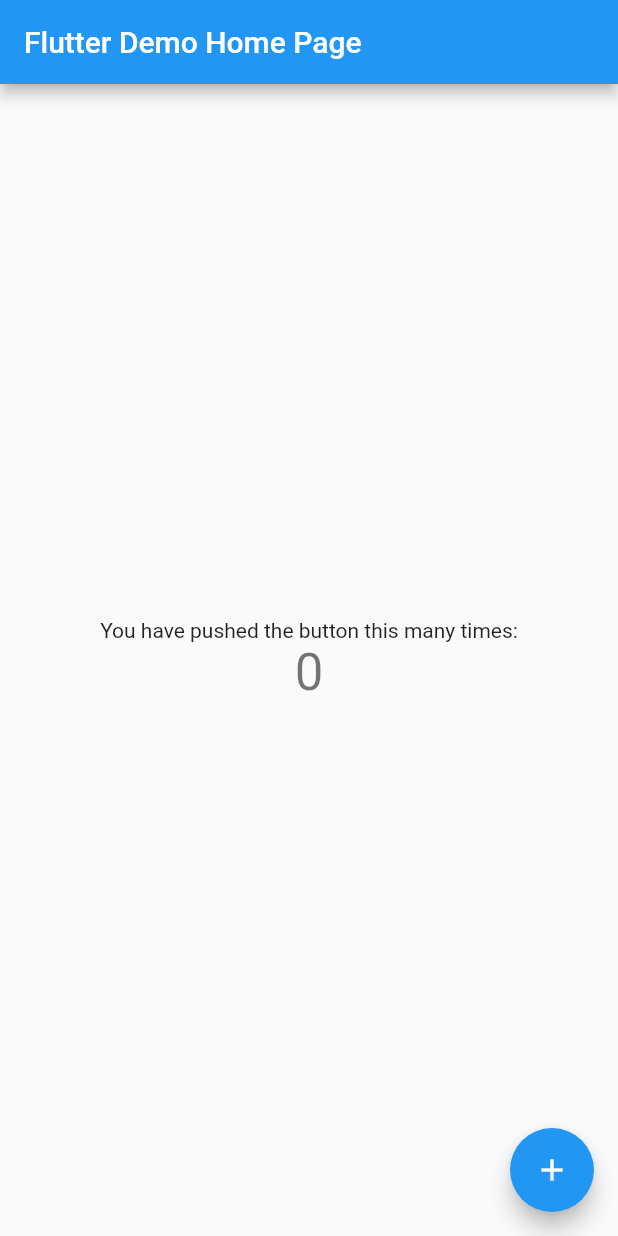
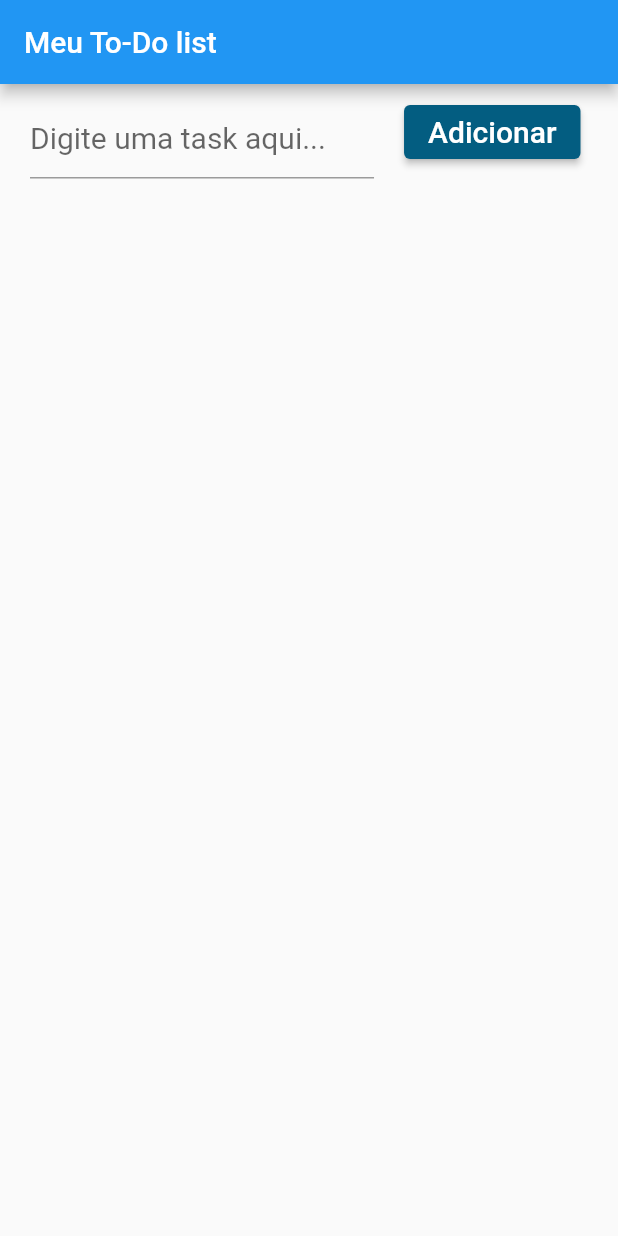
Before and after one commit to PedrodoDivino/todolist_flutter, a Flutter app: the screen it shows after launch, on a phone screen of 412 x 824 dp. Run offline on Flutter 3.47's test engine with Material 2 defaults, Android fonts, the phone set to English and light mode, and no system bars.

Commit message:
[Pedro] terminando App

```diff
--- a/lib/main.dart
+++ b/lib/main.dart
@@ -1,115 +1,109 @@
 import 'package:flutter/material.dart';
 
-void main() {
-  runApp(const MyApp());
-}
+void main() => runApp(Myapp());
 
-class MyApp extends StatelessWidget {
-  const MyApp({Key? key}) : super(key: key);
-
-  // This widget is the root of your application.
+// ignore: use_key_in_widget_constructors
+class Myapp extends StatelessWidget {
   @override
   Widget build(BuildContext context) {
     return MaterialApp(
-      title: 'Flutter Demo',
-      theme: ThemeData(
-        // This is the theme of your application.
-        //
-        // Try running your application with "flutter run". You'll see the
-        // application has a blue toolbar. Then, without quitting the app, try
-        // changing the primarySwatch below to Colors.green and then invoke
-        // "hot reload" (press "r" in the console where you ran "flutter run",
-        // or simply save your changes to "hot reload" in a Flutter IDE).
-        // Notice that the counter didn't reset back to zero; the application
-        // is not restarted.
-        primarySwatch: Colors.blue,
-      ),
-      home: const MyHomePage(title: 'Flutter Demo Home Page'),
+      debugShowCheckedModeBanner: false,
+      title: 'To-Do-List',
+      home: MyHome(),
     );
   }
 }
 
-class MyHomePage extends StatefulWidget {
-  const MyHomePage({Key? key, required this.title}) : super(key: key);
-
-  // This widget is the home page of your application. It is stateful, meaning
-  // that it has a State object (defined below) that contains fields that affect
-  // how it looks.
-
-  // This class is the configuration for the state. It holds the values (in this
-  // case the title) provided by the parent (in this case the App widget) and
-  // used by the build method of the State. Fields in a Widget subclass are
-  // always marked "final".
-
-  final String title;
-
+class MyHome extends StatefulWidget {
   @override
-  State<MyHomePage> createState() => _MyHomePageState();
+  State<StatefulWidget> createState() {
+    return MyHomeState();
+  }
 }
 
-class _MyHomePageState extends State<MyHomePage> {
-  int _counter = 0;
-
-  void _incrementCounter() {
-    setState(() {
-      // This call to setState tells the Flutter framework that something has
-      // changed in this State, which causes it to rerun the build method below
-      // so that the display can reflect the updated values. If we changed
-      // _counter without calling setState(), then the build method would not be
-      // called again, and so nothing would appear to happen.
-      _counter++;
-    });
-  }
-
+class MyHomeState extends State<MyHome> {
+  final TextEditingController taskController = TextEditingController();
+  final GlobalKey<FormState> _formKey = GlobalKey<FormState>();
+  List<String> _tasks = [];
   @override
   Widget build(BuildContext context) {
-    // This method is rerun every time setState is called, for instance as done
-    // by the _incrementCounter method above.
-    //
-    // The Flutter framework has been optimized to make rerunning build methods
-    // fast, so that you can just rebuild anything that needs updating rather
-    // than having to individually change instances of widgets.
     return Scaffold(
       appBar: AppBar(
-        // Here we take the value from the MyHomePage object that was created by
-        // the App.build method, and use it to set our appbar title.
-        title: Text(widget.title),
+        title: const Text('Meu To-Do list'),
       ),
-      body: Center(
-        // Center is a layout widget. It takes a single child and positions it
-        // in the middle of the parent.
+      body: Container(
+        margin: EdgeInsets.only(bottom: 20),
+        padding: EdgeInsets.symmetric(horizontal: 20, vertical: 1),
         child: Column(
-          // Column is also a layout widget. It takes a list of children and
-          // arranges them vertically. By default, it sizes itself to fit its
-          // children horizontally, and tries to be as tall as its parent.
-          //
-          // Invoke "debug painting" (press "p" in the console, choose the
-          // "Toggle Debug Paint" action from the Flutter Inspector in Android
-          // Studio, or the "Toggle Debug Paint" command in Visual Studio Code)
-          // to see the wireframe for each widget.
-          //
-          // Column has various properties to control how it sizes itself and
-          // how it positions its children. Here we use mainAxisAlignment to
-          // center the children vertically; the main axis here is the vertical
-          // axis because Columns are vertical (the cross axis would be
-          // horizontal).
-          mainAxisAlignment: MainAxisAlignment.center,
-          children: <Widget>[
-            const Text(
-              'You have pushed the button this many times:',
+          children: [
+            Container(
+              child: Form(
+                key: _formKey,
+                child: Row(
+                  children: [
+                    Expanded(
+                      child: TextFormField(
+                        validator: (value) {
+                          if (value!.trim().isEmpty) {
+                            return 'O campo não pode ser vazio';
+                          }
+                          return null;
+                        },
+                        controller: taskController,
+                        style: const TextStyle(
+                          fontSize: 32,
+                          color: Colors.black87,
+                        ),
+                        decoration: const InputDecoration(
+                            hintText: 'Digite uma task aqui... ',
+                            hintStyle: TextStyle(
+                              fontSize: 20,
+                            )),
+                        keyboardType: TextInputType.text,
+                      ),
+                    ),
+                    Container(
+                      margin: EdgeInsets.only(left: 20, right: 5),
+                      child: ElevatedButton(
+                          onPressed: () {
+                            if (_formKey.currentState!.validate()) {
+                            setState(() {
+                                _tasks.add(taskController.text);
+                            });
+
+
+                              taskController.clear();
+                            }
+                          },
+                          style: ElevatedButton.styleFrom(
+                            primary: Color.fromARGB(255, 3, 93, 129),
+                          ),
+                          child: Text(
+                            'Adicionar',
+                            style: TextStyle(
+                              fontSize: 20,
+                            ),
+                          )),
+                    ),
+                  ],
+                ),
+              ),
             ),
-            Text(
-              '$_counter',
-              style: Theme.of(context).textTheme.headline4,
+            Expanded(
+              child: ListView.builder(
+                itemCount: _tasks.length,
+                itemBuilder: (context, item) {
+                  return Card(
+                    child: ListTile(
+                      title: Text(_tasks[item]),
+                    ),
+                  );
+                },
+              ),
             ),
           ],
         ),
       ),
-      floatingActionButton: FloatingActionButton(
-        onPressed: _incrementCounter,
-        tooltip: 'Increment',
-        child: const Icon(Icons.add),
-      ), // This trailing comma makes auto-formatting nicer for build methods.
     );
   }
 }
```
